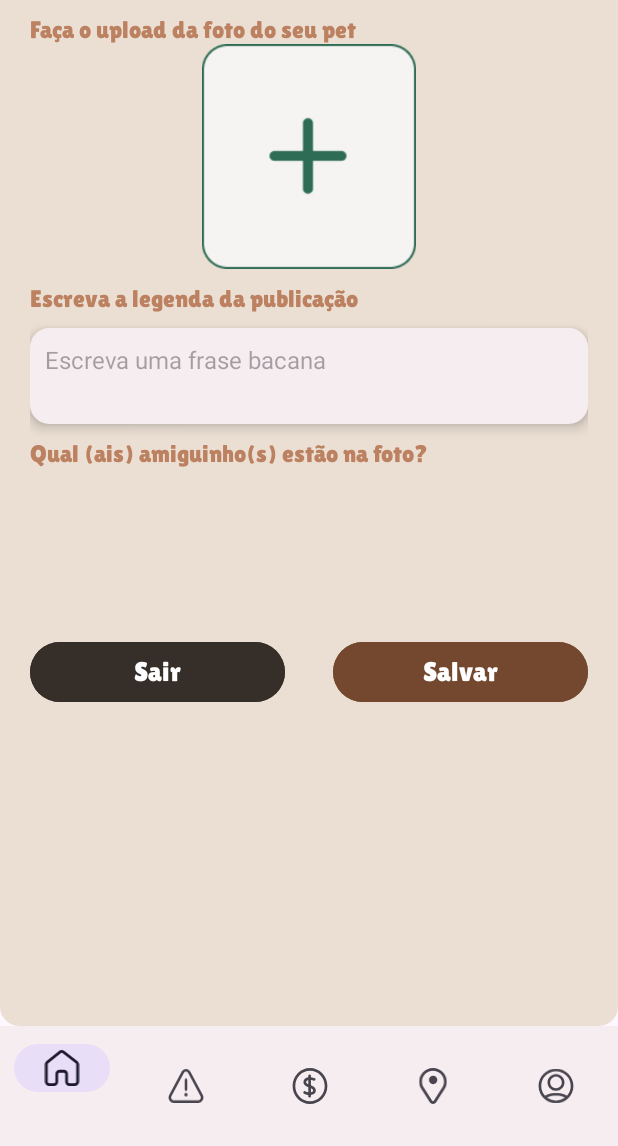
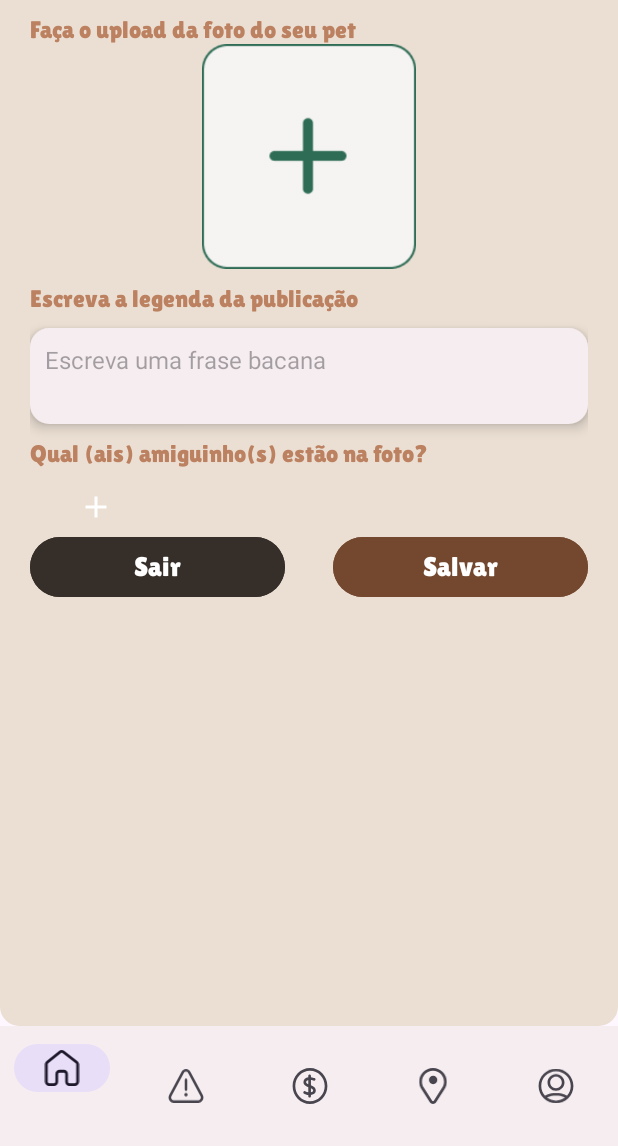
Before and after one commit to Peticos/Mobile, an Android app: the screen it shows after launch once a user with an empty profile is signed in (MainActivity), after a tap on an icon or button, on a phone screen of 412 x 824 dp, the part 90-1236 px from its top. Run offline under Robolectric (Android 15) with nearby library versions, the phone set to English and light mode, and no system bars; our stand-ins replace Firebase (no records; nobody signed in at launch, a user with empty details on screens opened directly); pictures from the network do not load; Roboto replaces fonts that are not available here; 3 statements that could not run were skipped.

Commit message:
recycle dos pets pronto

```diff
--- a/app/src/main/java/com/mobile/peticos/AdicionarAoFeedPrincipal.java
+++ b/app/src/main/java/com/mobile/peticos/AdicionarAoFeedPrincipal.java
@@ -8,10 +8,12 @@ import android.os.Bundle;
 import androidx.activity.result.ActivityResultLauncher;
 import androidx.activity.result.contract.ActivityResultContracts;
 import androidx.fragment.app.Fragment;
+import androidx.recyclerview.widget.RecyclerView;
 
 import android.view.LayoutInflater;
 import android.view.View;
 import android.view.ViewGroup;
+import android.widget.EditText;
 import android.widget.ImageView;
 
 import com.bumptech.glide.Glide;
@@ -49,6 +51,8 @@ public class AdicionarAoFeedPrincipal extends Fragment {
     ImageView btnUpload;
     private ActivityResultLauncher<Intent> cameraLauncher;
     String url;
+    EditText legenda;
+    RecyclerView amiguinhos;
 
     @Override
     public View onCreateView(LayoutInflater inflater, ViewGroup container,
@@ -56,6 +60,10 @@ public class AdicionarAoFeedPrincipal extends Fragment {
         View view = inflater.inflate(R.layout.fragment_adicionar_ao_feed_principal, container, false);
 
         btnUpload = view.findViewById(R.id.btnUpload);
+        legenda = view.findViewById(R.id.legenda);
+        amiguinhos = view.findViewById(R.id.amiguinhos);
+
+
 
         btnUpload.setOnClickListener(new View.OnClickListener() {
             @Override
@@ -95,6 +103,38 @@ public class AdicionarAoFeedPrincipal extends Fragment {
                 }
         );
 
+
+
+
         return view;
     }
+
+
+
+    public void configurarPets(){
+        //Call<List<ModelPetBanco>> call = apiPets.getPets();
+
+//        call.enqueue(new Callback<List<ModelPetBanco>>() {
+//            @Override
+//            public void onResponse(Call<List<ModelPetBanco>> call, Response<List<ModelPetBanco>> response) {
+//                if (response.isSuccessful()) {
+//                    List<ModelPetBanco> ListaPets = response.body(); // Lista recebida da API
+//                    if (ListaPets != null) {
+//                        AdapterPet adapterPet = new AdapterPet(ListaPets); // Passa a lista para o Adapter
+//                        recyclerPets.setAdapter(adapterPet); // Configura o RecyclerView
+//                        adapterPet.notifyDataSetChanged();
+//
+//                    }
+//                } else {
+//                    // Tratar caso não seja bem-sucedido
+//                }
+//            }
+//
+//            @Override
+//            public void onFailure(Call<List<ModelPetBanco>> call, Throwable t) {
+//                // Tratar falha
+//            }
+//        });
+    }
+
 }
--- a/app/src/main/res/layout/fragment_adicionar_ao_feed_principal.xml
+++ b/app/src/main/res/layout/fragment_adicionar_ao_feed_principal.xml
@@ -97,10 +97,33 @@
             android:textColor="@color/wood_brown_light_version"
             android:textSize="16sp"/>
 
-        <androidx.recyclerview.widget.RecyclerView
-            android:id="@+id/recyclerViewPets"
+        <HorizontalScrollView
             android:layout_width="match_parent"
-            android:layout_height="102dp" />
+            android:layout_height="wrap_content">
+
+            <LinearLayout
+                android:layout_width="wrap_content"
+                android:layout_height="match_parent"
+                android:gravity="center"
+                android:orientation="horizontal">
+
+                <androidx.recyclerview.widget.RecyclerView
+                    android:id="@+id/amiguinhos"
+                    android:layout_width="wrap_content"
+                    android:layout_height="wrap_content"
+                    android:orientation="horizontal"
+                    android:padding="16dp"
+                    android:paddingHorizontal="10dp" />
+
+                <ImageView
+                    android:id="@+id/btn_cadastrarpet"
+                    android:layout_width="wrap_content"
+                    android:layout_height="wrap_content"
+                    android:layout_weight="1"
+                    app:srcCompat="@drawable/ic_add" />
+
+            </LinearLayout>
+        </HorizontalScrollView>
 
         <LinearLayout
             android:layout_width="match_parent"
```
